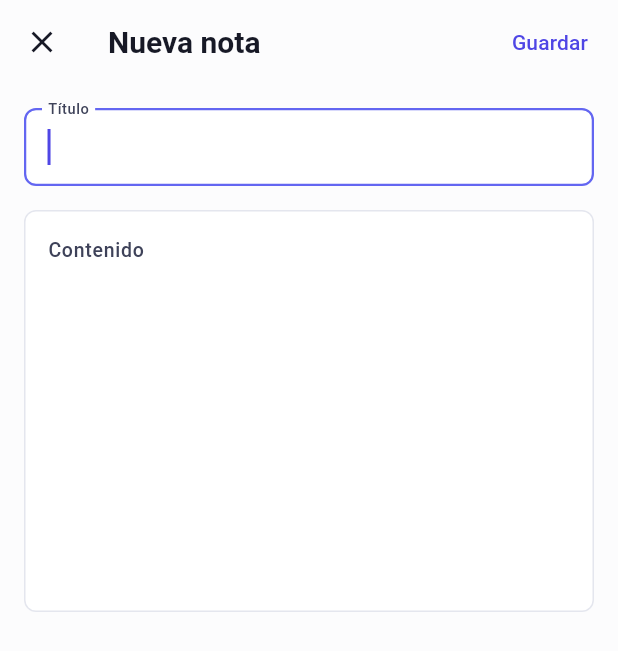
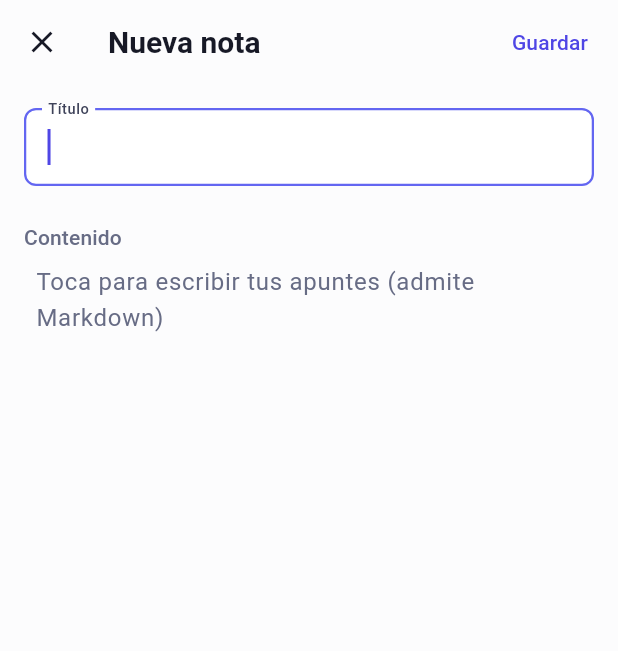
Before and after one commit to VicRa2004/cosmoflow, a Flutter app: the NotasPage screen opened by its route, after a tap on the "add" icon, on a phone screen of 412 x 824 dp. Shown: the top 651 px of the screen. Run offline on Flutter 3.47's test engine with Material 3 defaults, Android fonts, the phone set to English and light mode, and no system bars; our stand-ins replace dio, flutter_markdown_plus, flutter_secure_storage, go_router, shared_preferences, webview_flutter; accounts and stored records are empty; network calls fail.

Commit message:
feat(mobile): editor de notas y tareas por bloques con vista previa Markdown
Co-Authored-By: Claude Opus 5.5 <noreply@anthropic.com>

````diff
--- /dev/null
+++ b/mobile/lib/core/widgets/editor_markdown.dart
@@ -0,0 +1,160 @@
+import 'package:flutter/material.dart';
+import '../theme/colores_noche_indigo.dart';
+import 'contenido_markdown.dart';
+
+/// Editor por bloques al estilo Notion: cada párrafo se ve renderizado y,
+/// al tocarlo, se edita su Markdown en el sitio. [controller] guarda el texto completo.
+///
+/// shortcut: el cursor va al final del bloque tocado, no donde se tocó; sin
+/// barra de formato ni comandos «/». Ampliar si se echa en falta.
+class EditorMarkdown extends StatefulWidget {
+  const EditorMarkdown({
+    super.key,
+    required this.controller,
+    required this.hint,
+    this.onCambio,
+  });
+
+  final TextEditingController controller;
+  final String hint;
+  final VoidCallback? onCambio;
+
+  /// Separa en bloques por líneas en blanco, sin partir bloques de código ```.
+  static List<String> dividirBloques(String texto) {
+    final bloques = <String>[];
+    final actual = <String>[];
+    var enCodigo = false;
+    void cerrar() {
+      if (actual.isNotEmpty) bloques.add(actual.join('\n'));
+      actual.clear();
+    }
+
+    for (final linea in texto.split('\n')) {
+      if (linea.trimLeft().startsWith('```')) enCodigo = !enCodigo;
+      if (!enCodigo && linea.trim().isEmpty) {
+        cerrar();
+      } else {
+        actual.add(linea);
+      }
+    }
+    cerrar();
+    return bloques;
+  }
+
+  @override
+  State<EditorMarkdown> createState() => _EditorMarkdownState();
+}
+
+class _EditorMarkdownState extends State<EditorMarkdown> {
+  late List<String> _bloques;
+  int? _editando;
+  TextEditingController? _edicion;
+  FocusNode? _foco;
+
+  @override
+  void initState() {
+    super.initState();
+    _bloques = EditorMarkdown.dividirBloques(widget.controller.text);
+  }
+
+  @override
+  void dispose() {
+    _edicion?.dispose();
+    _foco?.dispose();
+    super.dispose();
+  }
+
+  void _editar(int i) {
+    final anteriorEdicion = _edicion;
+    final anteriorFoco = _foco;
+    final foco = FocusNode();
+    // Si el foco se va a otro sitio (título, Guardar…), vuelve a la vista previa.
+    foco.addListener(() {
+      if (!foco.hasFocus && _foco == foco) _terminar();
+    });
+    setState(() {
+      _editando = i;
+      _edicion = TextEditingController(text: _bloques[i]);
+      _foco = foco;
+    });
+    WidgetsBinding.instance.addPostFrameCallback((_) {
+      anteriorEdicion?.dispose();
+      anteriorFoco?.dispose();
+    });
+  }
+
+  void _anadir() {
+    setState(() => _bloques.add(''));
+    _editar(_bloques.length - 1);
+  }
+
+  void _terminar() {
+    setState(() {
+      _editando = null;
+      _bloques = EditorMarkdown.dividirBloques(_bloques.join('\n\n'));
+    });
+  }
+
+  void _escribir(String texto) {
+    _bloques[_editando!] = texto;
+    widget.controller.text = _bloques
+        .where((b) => b.trim().isNotEmpty)
+        .join('\n\n');
+    widget.onCambio?.call();
+  }
+
+  @override
+  Widget build(BuildContext context) {
+    final colores = context.colores;
+    return Column(
+      crossAxisAlignment: CrossAxisAlignment.stretch,
+      children: <Widget>[
+        for (var i = 0; i < _bloques.length; i++)
+          if (i == _editando)
+            TextField(
+              controller: _edicion,
+              focusNode: _foco,
+              autofocus: true,
+              maxLines: null,
+              keyboardType: TextInputType.multiline,
+              textCapitalization: TextCapitalization.sentences,
+              style: Theme.of(context).textTheme.bodyLarge,
+              decoration: InputDecoration(
+                isDense: true,
+                filled: true,
+                fillColor: colores.elevada,
+                border: InputBorder.none,
+                enabledBorder: InputBorder.none,
+                focusedBorder: InputBorder.none,
+                contentPadding: const EdgeInsets.all(8),
+              ),
+              onChanged: _escribir,
+            )
+          else
+            InkWell(
+              onTap: () => _editar(i),
+              borderRadius: BorderRadius.circular(8),
+              child: Padding(
+                padding: const EdgeInsets.all(8),
+                child: ContenidoMarkdown(texto: _bloques[i], selectable: false),
+              ),
+            ),
+        InkWell(
+          onTap: _anadir,
+          borderRadius: BorderRadius.circular(8),
+          child: Container(
+            constraints: const BoxConstraints(minHeight: 48),
+            alignment: Alignment.centerLeft,
+            padding: const EdgeInsets.symmetric(horizontal: 8),
+            child: Text(
+              _bloques.isEmpty ? widget.hint : 'Toca para seguir escribiendo',
+              style: Theme.of(
+                context,
+              ).textTheme.bodyLarge?.copyWith(color: colores.tintaTenue),
+            ),
+          ),
+        ),
+      ],
+    );
+  }
+}
--- a/mobile/lib/modules/notas/widgets/nota_form.dart
+++ b/mobile/lib/modules/notas/widgets/nota_form.dart
@@ -1,5 +1,6 @@
 import 'package:flutter/material.dart';
 import '../../../core/theme/colores_noche_indigo.dart';
+import '../../../core/widgets/editor_markdown.dart';
 import '../../tags/models/tag_model.dart';
 import '../models/carpeta_model.dart';
 import '../models/nota_model.dart';
@@ -98,18 +99,13 @@ class NotaFormState extends State<NotaForm> {
                 ? 'El título es obligatorio'
                 : null,
           ),
-          const SizedBox(height: 16),
-          TextFormField(
+          const SizedBox(height: 24),
+          Text('Contenido', style: seccion),
+          const SizedBox(height: 8),
+          EditorMarkdown(
             controller: _contenido,
-            minLines: 10,
-            maxLines: null,
-            keyboardType: TextInputType.multiline,
-            textCapitalization: TextCapitalization.sentences,
-            decoration: const InputDecoration(
-              labelText: 'Contenido',
-              hintText: 'Escribe tus apuntes (admite Markdown)',
-              alignLabelWithHint: true,
-            ),
+            hint: 'Toca para escribir tus apuntes (admite Markdown)',
+            onCambio: widget.onCambio,
           ),
           if (widget.carpetas.isNotEmpty) ...<Widget>[
             const SizedBox(height: 16),
````
Also changed, not shown: mobile/lib/core/widgets/contenido_markdown.dart (+9 -2 lines), mobile/lib/modules/tareas/widgets/tarea_form.dart (+7 -11 lines), 1 other file.
